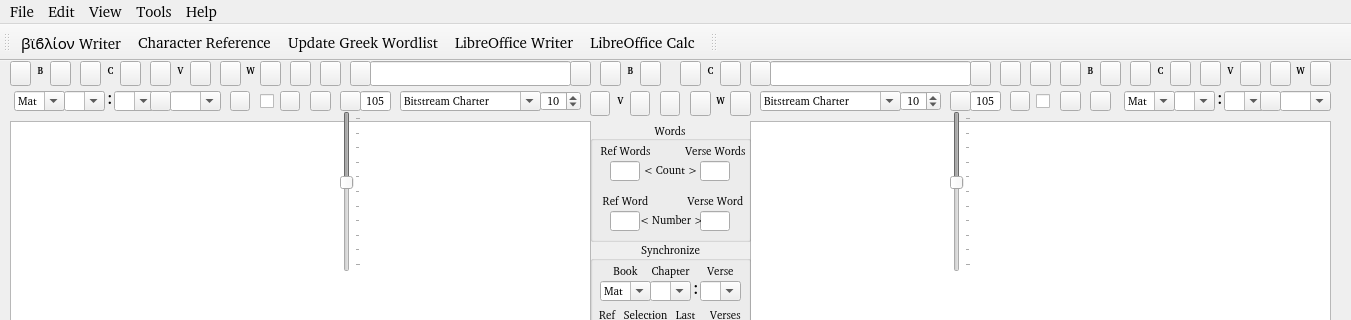
The window that ViewController/0-MainUI/QtDesignerUI/MyVersifierUI.ui (preachermax/BiblionOCR) describes before a commit, drawn with Qt 5; both pictures show x 0 to 1351 and y 0 to 320 of the 1351 by 825 pixel window.
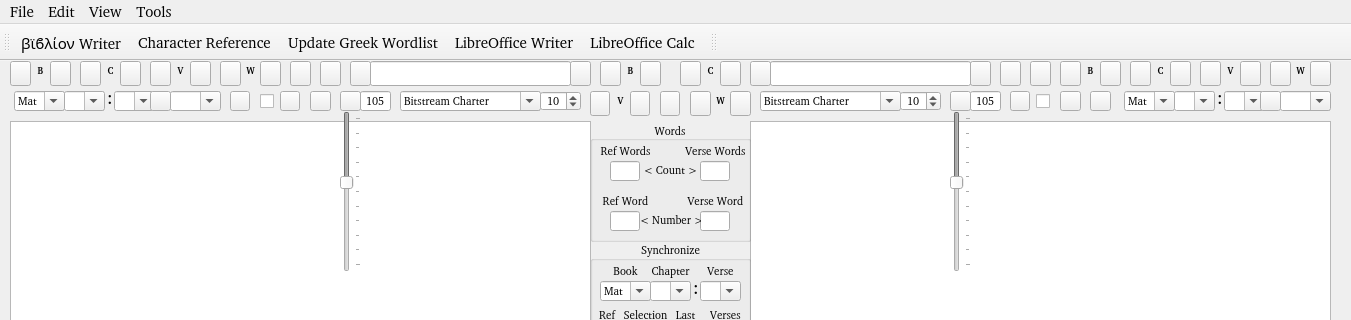
The same window after the commit. Icons and pictures are not drawn.

Commit message: Commit after enlisting the help of GitHun Copilot

```diff
--- a/ViewController/0-MainUI/QtDesignerUI/MyVersifierUI.ui
+++ b/ViewController/0-MainUI/QtDesignerUI/MyVersifierUI.ui
@@ -3844,16 +3844,10 @@
     <addaction name="actionLibreOffice_Writer"/>
     <addaction name="actionLibreOffice_Calc"/>
    </widget>
-   <widget class="QMenu" name="menuHelp">
-    <property name="title">
-     <string>Help</string>
-    </property>
-   </widget>
    <addaction name="menuFile"/>
    <addaction name="menuEdit"/>
    <addaction name="menuView"/>
    <addaction name="menuTools"/>
-   <addaction name="menuHelp"/>
   </widget>
   <widget class="QStatusBar" name="statusbar"/>
   <widget class="QToolBar" name="ModulesToolBar">
```
The commit also changes 81 other files.
